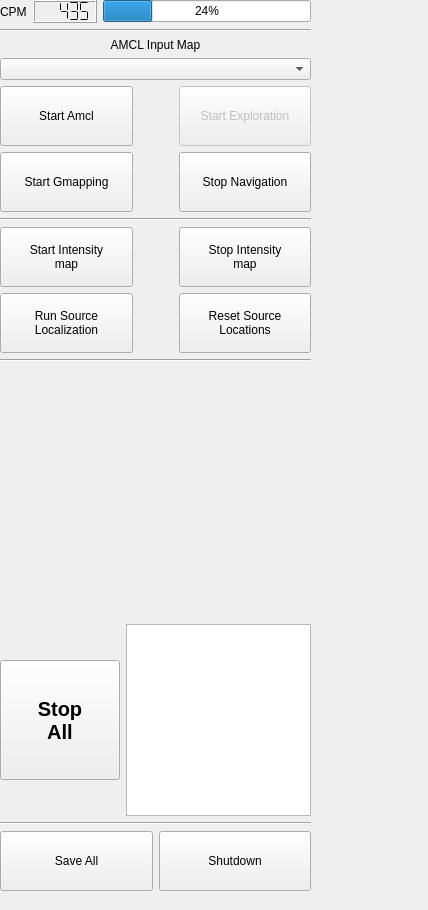
Above: src/dashboard_panel.ui from mikewrock/reg_loc before the change. Below: the same form after it.
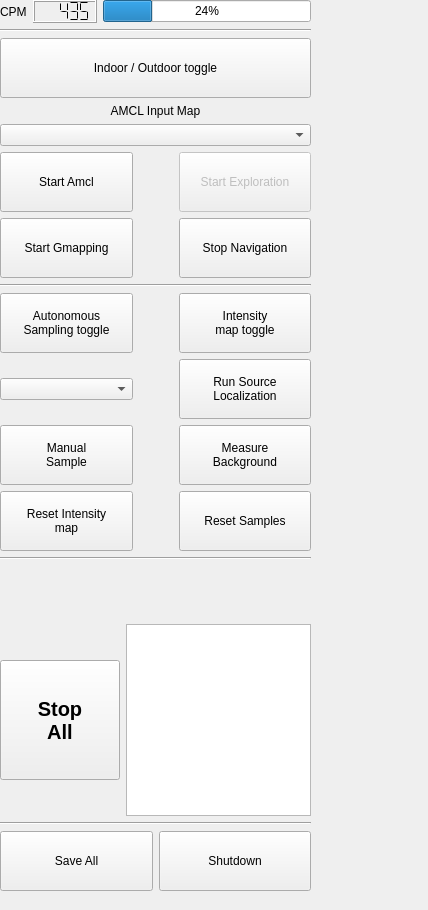
That is the form after the change.

Commit message: changed layout, added toggle widget

```diff
--- a/src/dashboard_panel.ui
+++ b/src/dashboard_panel.ui
@@ -22,7 +22,7 @@
      <height>891</height>
     </rect>
    </property>
-   <layout class="QVBoxLayout" name="verticalLayout" stretch="0,0,0,0,0,0,0,0,0,0,0,0">
+   <layout class="QVBoxLayout" name="verticalLayout" stretch="0,0,0,0,0,0,0,0,0,0,0,0,0">
     <property name="sizeConstraint">
      <enum>QLayout::SetDefaultConstraint</enum>
     </property>
@@ -101,6 +101,37 @@
       </property>
      </widget>
     </item>
+    <item>
+     <widget class="QPushButton" name="in_out_door_button">
+      <property name="sizePolicy">
+       <sizepolicy hsizetype="Preferred" vsizetype="Fixed">
+        <horstretch>1</horstretch>
+        <verstretch>0</verstretch>
+       </sizepolicy>
+      </property>
+      <property name="minimumSize">
+       <size>
+        <width>100</width>
+        <height>60</height>
+       </size>
+      </property>
+      <property name="baseSize">
+       <size>
+        <width>150</width>
+        <height>50</height>
+       </size>
+      </property>
+      <property name="text">
+       <string>Indoor / Outdoor toggle</string>
+      </property>
+      <property name="autoDefault">
+       <bool>false</bool>
+      </property>
+      <property name="flat">
+       <bool>false</bool>
+      </property>
+     </widget>
+    </item>
     <item>
      <widget class="QLabel" name="label_2">
       <property name="enabled">
@@ -276,6 +307,72 @@
     </item>
     <item>
      <layout class="QGridLayout" name="gridLayout">
+      <item row="3" column="0">
+       <widget class="QPushButton" name="heatmap_reset_button">
+        <property name="sizePolicy">
+         <sizepolicy hsizetype="MinimumExpanding" vsizetype="Fixed">
+          <horstretch>1</horstretch>
+          <verstretch>0</verstretch>
+         </sizepolicy>
+        </property>
+        <property name="minimumSize">
+         <size>
+          <width>100</width>
+          <height>60</height>
+         </size>
+        </property>
+        <property name="baseSize">
+         <size>
+          <width>150</width>
+          <height>50</height>
+         </size>
+        </property>
+        <property name="text">
+         <string>Reset Intensity
+map</string>
+        </property>
+        <property name="autoDefault">
+         <bool>false</bool>
+        </property>
+        <property name="flat">
+         <bool>false</bool>
+        </property>
+       </widget>
+      </item>
+      <item row="3" column="2">
+       <widget class="QPushButton" name="sample_reset_button">
+        <property name="sizePolicy">
+         <sizepolicy hsizetype="MinimumExpanding" vsizetype="Fixed">
+          <horstretch>1</horstretch>
+          <verstretch>0</verstretch>
+         </sizepolicy>
+        </property>
+        <property name="minimumSize">
+         <size>
+          <width>100</width>
+          <height>60</height>
+         </size>
+        </property>
+        <property name="baseSize">
+         <size>
+          <width>150</width>
+          <height>50</height>
+         </size>
+        </property>
+        <property name="text">
+         <string>Reset Samples</string>
+        </property>
+        <property name="autoDefault">
+         <bool>false</bool>
+        </property>
+        <property name="flat">
+         <bool>false</bool>
+        </property>
+       </widget>
+      </item>
+      <item row="1" column="0">
+       <widget class="QComboBox" name="num_src_combo"/>
+      </item>
       <item row="0" column="1">
        <spacer name="horizontalSpacer_2">
         <property name="orientation">
@@ -289,7 +386,39 @@
         </property>
        </spacer>
       </item>
-      <item row="1" column="0">
+      <item row="0" column="0">
+       <widget class="QPushButton" name="autosample_button">
+        <property name="sizePolicy">
+         <sizepolicy hsizetype="Preferred" vsizetype="Fixed">
+          <horstretch>1</horstretch>
+          <verstretch>0</verstretch>
+         </sizepolicy>
+        </property>
+        <property name="minimumSize">
+         <size>
+          <width>100</width>
+          <height>60</height>
+         </size>
+        </property>
+        <property name="baseSize">
+         <size>
+          <width>150</width>
+          <height>50</height>
+         </size>
+        </property>
+        <property name="text">
+         <string>Autonomous 
+Sampling toggle</string>
+        </property>
+        <property name="autoDefault">
+         <bool>false</bool>
+        </property>
+        <property name="flat">
+         <bool>false</bool>
+        </property>
+       </widget>
+      </item>
+      <item row="1" column="2">
        <widget class="QPushButton" name="sourceloc_run_button">
         <property name="enabled">
          <bool>true</bool>
@@ -324,10 +453,10 @@
         </property>
        </widget>
       </item>
-      <item row="0" column="0">
-       <widget class="QPushButton" name="heatmap_start_button">
+      <item row="2" column="2">
+       <widget class="QPushButton" name="heatmap_reset_button_3">
         <property name="sizePolicy">
-         <sizepolicy hsizetype="Preferred" vsizetype="Fixed">
+         <sizepolicy hsizetype="MinimumExpanding" vsizetype="Fixed">
           <horstretch>1</horstretch>
           <verstretch>0</verstretch>
          </sizepolicy>
@@ -345,8 +474,8 @@
          </size>
         </property>
         <property name="text">
-         <string>Start Intensity
-map</string>
+         <string>Measure
+Background</string>
         </property>
         <property name="autoDefault">
          <bool>false</bool>
@@ -359,7 +488,7 @@
       <item row="0" column="2">
        <widget class="QPushButton" name="heatmap_stop_button">
         <property name="sizePolicy">
-         <sizepolicy hsizetype="MinimumExpanding" vsizetype="Fixed">
+         <sizepolicy hsizetype="Preferred" vsizetype="Fixed">
           <horstretch>1</horstretch>
           <verstretch>0</verstretch>
          </sizepolicy>
@@ -377,8 +506,8 @@
          </size>
         </property>
         <property name="text">
-         <string>Stop Intensity
-map</string>
+         <string>Intensity
+map toggle</string>
         </property>
         <property name="autoDefault">
          <bool>false</bool>
@@ -388,11 +517,11 @@
         </property>
        </widget>
       </item>
-      <item row="1" column="2">
-       <widget class="QPushButton" name="sourceloc_reset_button">
+      <item row="2" column="0">
+       <widget class="QPushButton" name="sample_button">
         <property name="sizePolicy">
-         <sizepolicy hsizetype="Preferred" vsizetype="Fixed">
-          <horstretch>0</horstretch>
+         <sizepolicy hsizetype="MinimumExpanding" vsizetype="Fixed">
+          <horstretch>1</horstretch>
           <verstretch>0</verstretch>
          </sizepolicy>
         </property>
@@ -409,8 +538,8 @@
          </size>
         </property>
         <property name="text">
-         <string>Reset Source
-Locations</string>
+         <string>Manual
+Sample</string>
         </property>
         <property name="autoDefault">
          <bool>false</bool>
```
Left out of the diff: 7 changed lines with no effect on the pictures. The commit also changes 3 other files.
